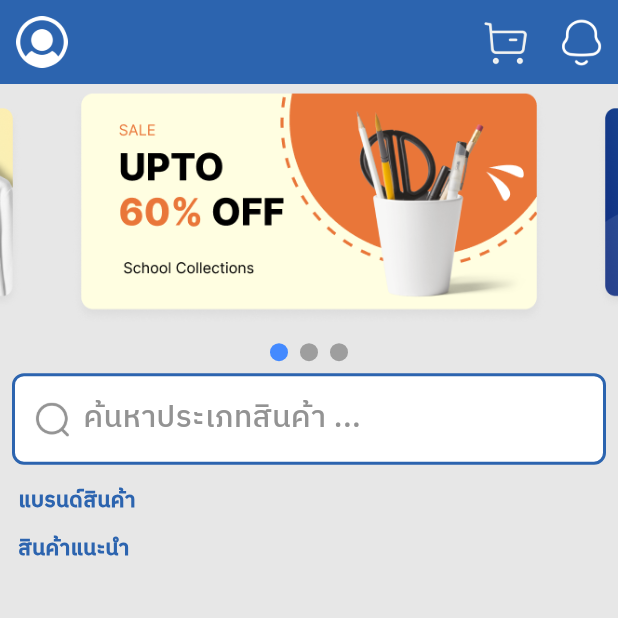
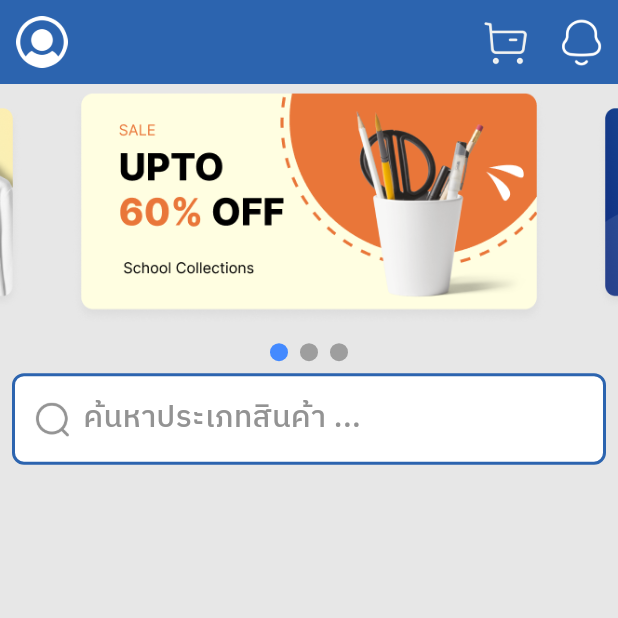
Before and after one commit to Maxza254411/t_and_c_mobile, a Flutter app: the HomePage screen opened directly, after a tap on "ค้นหาประเภทสินค้า ...", on a phone screen of 412 x 824 dp, the top half of it. Run offline on Flutter 3.47's test engine with Material 3 defaults, Android fonts, the phone set to English and light mode, and no system bars; drawn by our look-alikes of carousel_slider; our stand-ins replace flutter_datetime_picker_plus, image_picker, screenshot, shared_preferences; missing offline and left inert: flutter_line_sdk, image_gallery_saver_plus; accounts and stored records are empty; network calls fail; statements that could not run were skipped.

```diff
--- a/lib/category/brandPage.dart
+++ b/lib/category/brandPage.dart
@@ -392,7 +392,7 @@ class _BrandPageState extends State<BrandPage> {
                                                     .toList();
 
                                                 final currentProduct = Shoping(
-                                                  sku: selectedProduct.sku,
+                                                  sku: selectedProduct.sku!,
                                                   product_id: selectedProduct!
                                                       .id
                                                       .toString(),
--- a/lib/category/catagory.dart
+++ b/lib/category/catagory.dart
@@ -320,7 +320,7 @@ class _CatagoryState extends State<Catagory> {
                       builder: (context, favProvider, child) {
                         final currentProduct = Shoping(
                           warehouse_skus: product.warehouse_skus ?? [],
-                          sku: product.sku,
+                          sku: product.sku!,
                           image: product.product?.image_url,
                           product_id: product.product?.id.toString(),
                           name: product.product?.name_en ?? "",
--- a/lib/constang.dart
+++ b/lib/constang.dart
@@ -19,7 +19,7 @@ final List<String> imgList = [
 
 List<Map<String, String>> pay = [
   {"pay": "จ่ายผ่านบัญชี", "value": "cash"},
-  {"pay": "จ่ายผ่านพร้อมเพลย์", "value": "qrcode"},
+  {"pay": "จ่ายผ่าน Qrcode", "value": "qrcode"},
   {"pay": "จ่ายผ่านเครดิต", "value": "credit"},
 ];
 
--- a/lib/homePage.dart
+++ b/lib/homePage.dart
@@ -1,14 +1,13 @@
 import 'package:carousel_slider/carousel_slider.dart';
 import 'package:flutter/material.dart';
 import 'package:provider/provider.dart';
-import 'package:shared_preferences/shared_preferences.dart';
 import 'package:t_and_c_mobile/AllProduct.dart';
 import 'package:t_and_c_mobile/category/brandPage.dart';
 import 'package:t_and_c_mobile/constang.dart';
 import 'package:t_and_c_mobile/fristPage.dart';
+import 'package:t_and_c_mobile/login.dart';
 import 'package:t_and_c_mobile/model/brands.dart';
 import 'package:t_and_c_mobile/model/data.dart';
-import 'package:t_and_c_mobile/model/productTyp.dart';
 import 'package:t_and_c_mobile/model/shoping.dart';
 import 'package:t_and_c_mobile/model/user.dart';
 import 'package:t_and_c_mobile/nontification.dart';
@@ -18,8 +17,9 @@ import 'package:t_and_c_mobile/povider/cartProvider.dart';
 import 'package:t_and_c_mobile/povider/favoriteProvider.dart';
 import 'package:t_and_c_mobile/service/productApi.dart';
 import 'package:t_and_c_mobile/service/productController.dart';
-import 'package:t_and_c_mobile/testpage.dart';
+
 import 'package:t_and_c_mobile/widget/dialog.dart';
+import 'package:t_and_c_mobile/widget/loadingDialog.dart';
 
 class HomePage extends StatefulWidget {
   HomePage({super.key});
@@ -43,6 +43,7 @@ class _HomePageState extends State<HomePage> {
 
   Future<void> getapi() async {
     try {
+      LoadingDialog.open(context);
       await context.read<ProductController>().getproducttypes();
       final producs = await ProductApi.getproduct();
       product = producs;
@@ -51,7 +52,9 @@ class _HomePageState extends State<HomePage> {
       setState(() {
         filteredBand = List.from(allbands);
       });
+      LoadingDialog.close(context);
     } catch (e) {
+      LoadingDialog.close(context);
       if (!mounted) return;
       await showDialog(
         context: context,
@@ -59,7 +62,11 @@ class _HomePageState extends State<HomePage> {
           title: 'แจ้งเตือน',
           description: '$e',
           pressYes: () {
-            Navigator.pop(context);
+            Navigator.pushAndRemoveUntil(
+              context,
+              MaterialPageRoute(builder: (context) => Loginpage()),
+              (route) => false,
+            );
           },
         ),
       );
@@ -107,7 +114,9 @@ class _HomePageState extends State<HomePage> {
                     crossAxisAlignment: CrossAxisAlignment.start,
                     children: [
                       _buildSearchBar(context),
-                      _buildSectionTitle("แบรนด์สินค้า"),
+                      filteredBand.isEmpty
+                          ? SizedBox.shrink()
+                          : _buildSectionTitle("แบรนด์สินค้า"),
                       filteredBand.isEmpty
                           ? SizedBox.shrink()
                           : SizedBox(
@@ -167,8 +176,9 @@ class _HomePageState extends State<HomePage> {
                                 },
                               ),
                             ),
-
-                      _buildSectionTitle("สินค้าแนะนำ"),
+                      filteredBand.isEmpty
+                          ? SizedBox.shrink()
+                          : _buildSectionTitle("สินค้าแนะนำ"),
                       uniqueProducts.isEmpty
                           ? SizedBox.shrink()
                           : SizedBox(
--- a/lib/model/product.dart
+++ b/lib/model/product.dart
@@ -5,6 +5,8 @@ part 'product.g.dart';
 @JsonSerializable()
 class Product {
   String? product_id;
+  String? product_name;
+  String? product_sku;
   String? product_sku_id;
   String? warehouse_id;
   String? price;
@@ -12,6 +14,8 @@ class Product {
 
   Product(
     this.product_id,
+    this.product_name,
+    this.product_sku,
     this.product_sku_id,
     this.price,
     this.warehouse_id,
--- a/lib/model/shoping.dart
+++ b/lib/model/shoping.dart
@@ -20,7 +20,7 @@ class Shoping {
   int? userId;
   List<Colorp?>? colors;
   List<ProductTyp?>? sameproduct;
-  String? sku;
+  final String? sku;
   String?qty;
 final List<Warehouse>warehouse_skus;
 
--- a/lib/order/detailPro.dart
+++ b/lib/order/detailPro.dart
@@ -396,7 +396,7 @@ class _DetailproState extends State<Detailpro> {
                   Consumer<FavoriteProvider>(
                     builder: (context, favProvider, child) {
                       final currentProduct = Shoping(
-                        sku: widget.sku,
+                        sku: widget.sku!,
                         sameproduct: widget.sameproduct,
                         image: widget.image,
                         product_id: widget.productId,
@@ -511,7 +511,7 @@ class _DetailproState extends State<Detailpro> {
                       }
                       final shoping = Shoping(
                         product_id: widget.productId,
-                        sku: widget.sku,
+                        sku: widget.sku!,
                         image: widget.image,
                         name: widget.proName,
                         price: widget.proPice,
--- a/lib/order/history.dart
+++ b/lib/order/history.dart
@@ -137,6 +137,8 @@ class _HistoryState extends State<History> {
                     children: [
                       Expanded(
                         flex: 2,
+                        child: SizedBox(
+                              height: size.height * 0.05,
                           child: TextFormField(
                             controller: search,
                             style: const TextStyle(fontSize: 22),
@@ -172,11 +174,12 @@ class _HistoryState extends State<History> {
                             onChanged: (val) => filterOrders(),
                           ),
                         ),
+                      ),
                      SizedBox(width: 8),
                       Expanded(
                         flex: 1,
                           child: Container(
-                          height: size.height * 0.07,
+                          height: size.height * 0.05,
                           decoration: BoxDecoration(
                             borderRadius: BorderRadius.circular(8),
                             color:
```
Also changed, not shown: lib/order/compleated.dart (+8 -8 lines), lib/model/product.g.dart, lib/model/shoping.g.dart. Lines whose indentation alone changed are shown as unchanged.
